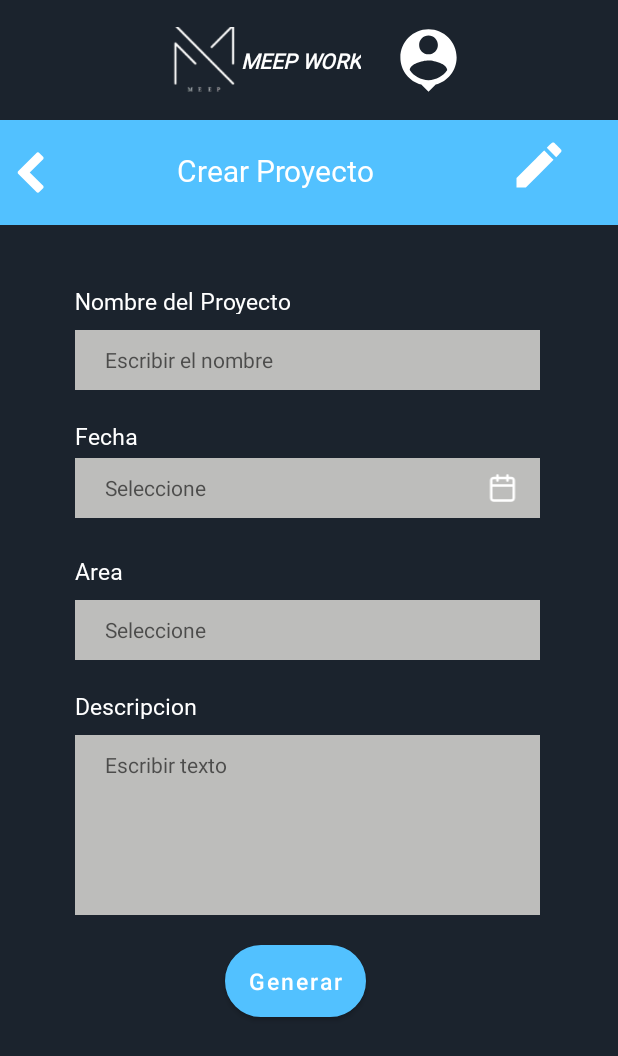
After one commit to LuisGarcia0212/Proyecto-Meep, an Android app: the CrearPActivity screen opened directly, with no data from a screen before it, on a phone screen of 412 x 824 dp. The commit adds this screen. Shown: the top 1056 px of the screen. Run offline under Robolectric (Android 15) with nearby library versions, the phone set to English and light mode, and no system bars.

Commit message:
enlace con la vista de julio

```diff
--- a/app/src/main/AndroidManifest.xml
+++ b/app/src/main/AndroidManifest.xml
@@ -12,6 +12,9 @@
         android:supportsRtl="true"
         android:theme="@style/Theme.ProyectoMeep"
         tools:targetApi="31">
+        <activity
+            android:name=".actividades.CrearPActivity"
+            android:exported="false" />
         <activity
             android:name=".actividades.MapaActivity"
             android:exported="false" />
--- /dev/null
+++ b/app/src/main/java/com/example/proyectomeep/actividades/CrearPActivity.java
@@ -0,0 +1,27 @@
+package com.example.proyectomeep.actividades;
+
+import androidx.annotation.NonNull;
+import androidx.appcompat.app.ActionBarDrawerToggle;
+import androidx.appcompat.app.AppCompatActivity;
+import androidx.appcompat.widget.Toolbar;
+import androidx.core.view.GravityCompat;
+import androidx.drawerlayout.widget.DrawerLayout;
+
+import android.content.Intent;
+import android.content.res.Configuration;
+import android.os.Bundle;
+import android.view.MenuItem;
+import android.widget.Toast;
+
+import com.example.proyectomeep.R;
+import com.example.proyectomeep.clases.Menu;
+import com.google.android.material.navigation.NavigationView;
+
+public class CrearPActivity extends AppCompatActivity {
+
+    @Override
+    protected void onCreate(Bundle savedInstanceState) {
+        super.onCreate(savedInstanceState);
+        setContentView(R.layout.activity_crear_pactivity);
+    }
+}
--- a/app/src/main/java/com/example/proyectomeep/fragmentos/CrearPFragment.java
+++ b/app/src/main/java/com/example/proyectomeep/fragmentos/CrearPFragment.java
@@ -1,5 +1,6 @@
 package com.example.proyectomeep.fragmentos;
 
+import android.content.Intent;
 import android.os.Bundle;
 
 import androidx.fragment.app.Fragment;
@@ -7,15 +8,18 @@ import androidx.fragment.app.Fragment;
 import android.view.LayoutInflater;
 import android.view.View;
 import android.view.ViewGroup;
+import android.widget.ImageView;
 
 import com.example.proyectomeep.R;
+import com.example.proyectomeep.actividades.BienvenidaActivity;
+import com.example.proyectomeep.actividades.CuentaActivity;
 
 /**
  * A simple {@link Fragment} subclass.
  * Use the {@link CrearPFragment#newInstance} factory method to
  * create an instance of this fragment.
  */
-public class CrearPFragment extends Fragment {
+public class CrearPFragment extends Fragment implements View.OnClickListener{
 
     // TODO: Rename parameter arguments, choose names that match
     // the fragment initialization parameters, e.g. ARG_ITEM_NUMBER
@@ -60,7 +64,22 @@ public class CrearPFragment extends Fragment {
     @Override
     public View onCreateView(LayoutInflater inflater, ViewGroup container,
                              Bundle savedInstanceState) {
-        // Inflate the layout for this fragment
-        return inflater.inflate(R.layout.fragment_crear_p, container, false);
+        View view = inflater.inflate(R.layout.fragment_crear_p, container, false);
+
+        ImageView imgVolver = view.findViewById(R.id.logVolverMenu);
+        imgVolver.setOnClickListener(this);
+        return view;
+    }
+
+    @Override
+    public void onClick(View v) {
+        if(v.getId() == R.id.logVolverMenu){
+            volverBienvenida();
+        }
+    }
+
+    private void volverBienvenida() {
+        Intent iBienvenida = new Intent(getActivity(), BienvenidaActivity.class);
+        startActivity(iBienvenida);
     }
 }
--- /dev/null
+++ b/app/src/main/res/layout/activity_crear_pactivity.xml
@@ -0,0 +1,23 @@
+<?xml version="1.0" encoding="utf-8"?>
+<androidx.drawerlayout.widget.DrawerLayout xmlns:android="http://schemas.android.com/apk/res/android"
+    xmlns:app="http://schemas.android.com/apk/res-auto"
+    xmlns:tools="http://schemas.android.com/tools"
+    android:layout_width="match_parent"
+    android:layout_height="match_parent"
+    android:id="@+id/drawer_layout"
+    android:background="@color/fondoMeep"
+    tools:context=".actividades.CrearPActivity"
+    tools:openDrawer="start">
+    <include
+        layout="@layout/app_bar_main"
+        android:layout_width="match_parent"
+        android:layout_height="match_parent"/>
+    <fragment
+        android:layout_width="match_parent"
+        android:layout_height="wrap_content"
+        android:name="com.example.proyectomeep.fragmentos.CrearPFragment"
+        android:layout_marginTop="80dp"
+        tools:layout="@layout/fragment_crear_p"/>
+
+
+</androidx.drawerlayout.widget.DrawerLayout>
--- a/app/src/main/res/layout/fragment_crear_p.xml
+++ b/app/src/main/res/layout/fragment_crear_p.xml
@@ -13,6 +13,7 @@
         android:background="@color/btnColor">
 
         <ImageView
+            android:id="@+id/logVolverMenu"
             android:layout_width="30dp"
             android:layout_height="30dp"
             android:layout_marginLeft="8dp"
```
Also changed, not shown: app/src/main/java/com/example/proyectomeep/fragmentos/ProyectoFragment.java (+23 -3 lines).
